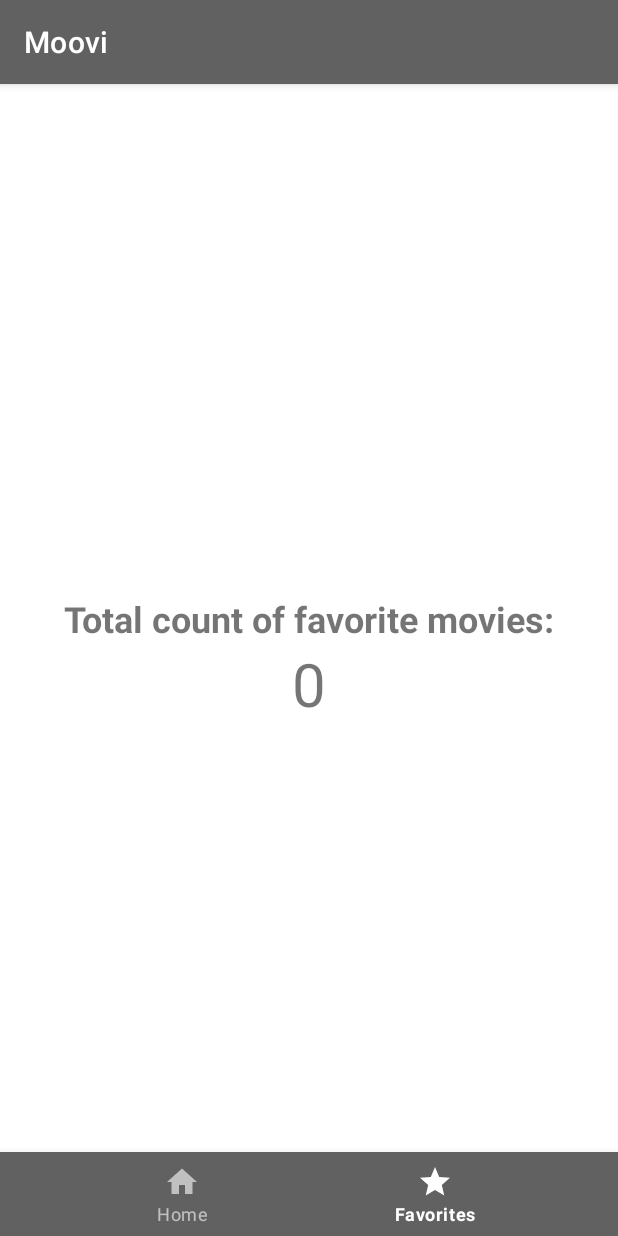
After one commit to Tryden12/Moovie, an Android app: the FavoritesFragment screen opened through its navigation route, on a phone screen of 412 x 824 dp. The commit adds this screen. Run offline under Robolectric (Android 15) with nearby library versions, the phone set to English and light mode, and no system bars; our stand-ins replace Dagger/Hilt's generated code, Picasso, navigation-ui, paging; libraries missing offline, so code that uses them is left out: com.airbnb.epoxy; pictures from the network do not load; 2 statements that could not run were skipped.

Commit message:
Bottom navigation, FavoritesFragment, and updated Room db version

```diff
--- a/app/src/main/java/com/tryden/moovi/data/MoviesRepository.kt
+++ b/app/src/main/java/com/tryden/moovi/data/MoviesRepository.kt
@@ -3,7 +3,7 @@ package com.tryden.moovi.data
 import androidx.paging.*
 import com.tryden.moovi.data.database.dao.FavoriteDao
 import com.tryden.moovi.data.database.entity.FavoriteEntity
-import com.tryden.moovi.ui.nowplaying.NowPlayingPagingSource
+import com.tryden.moovi.ui.home.NowPlayingPagingSource
 import com.tryden.moovi.util.Constants.PAGE_SIZE
 import com.tryden.moovi.util.Constants.PREFETCH_DISTANCE
 import kotlinx.coroutines.flow.Flow
--- a/app/src/main/java/com/tryden/moovi/data/database/AppDatabase.kt
+++ b/app/src/main/java/com/tryden/moovi/data/database/AppDatabase.kt
@@ -10,7 +10,7 @@ import javax.inject.Provider
 
 @Database(
     entities = [FavoriteEntity::class],
-    version = 1
+    version = 2
 )
 
 abstract class AppDatabase : RoomDatabase() {
--- a/app/src/main/java/com/tryden/moovi/data/database/entity/FavoriteEntity.kt
+++ b/app/src/main/java/com/tryden/moovi/data/database/entity/FavoriteEntity.kt
@@ -7,7 +7,6 @@ import androidx.room.PrimaryKey
 data class FavoriteEntity(
     @PrimaryKey val id: String = "",
     val title: String = "",
-    val description: String = "",
     val imageUrl: String = "",
     val releaseDate: String = ""
 )
--- a/app/src/main/java/com/tryden/moovi/ui/MainActivity.kt
+++ b/app/src/main/java/com/tryden/moovi/ui/MainActivity.kt
@@ -2,12 +2,20 @@ package com.tryden.moovi.ui
 
 import androidx.appcompat.app.AppCompatActivity
 import android.os.Bundle
+import androidx.navigation.NavController
 import androidx.navigation.fragment.NavHostFragment
+import androidx.navigation.ui.AppBarConfiguration
+import androidx.navigation.ui.NavigationUI
+import androidx.navigation.ui.navigateUp
+import com.google.android.material.bottomnavigation.BottomNavigationView
 import com.tryden.moovi.R
 import dagger.hilt.android.AndroidEntryPoint
 
 @AndroidEntryPoint
 class MainActivity : AppCompatActivity() {
+
+    lateinit var navController: NavController
+    private lateinit var appBarConfiguration: AppBarConfiguration
 
     override fun onCreate(savedInstanceState: Bundle?) {
         super.onCreate(savedInstanceState)
@@ -15,6 +23,20 @@ class MainActivity : AppCompatActivity() {
 
         val navHostFragment =
             supportFragmentManager.findFragmentById(R.id.nav_host_fragment) as NavHostFragment
-        val navController = navHostFragment.navController
+        navController = navHostFragment.navController
+
+        // Define top-level fragments
+        appBarConfiguration = AppBarConfiguration(setOf(
+            R.id.homeFragment,
+            R.id.favoritesFragment
+        ))
+
+        // Setup bottom nav bar
+        val bottomNavigationView = findViewById<BottomNavigationView>(R.id.bottom_navigation)
+        NavigationUI.setupWithNavController(bottomNavigationView, navController)
+    }
+
+    override fun onSupportNavigateUp(): Boolean {
+        return navController.navigateUp(appBarConfiguration) || super.onSupportNavigateUp()
     }
 }
--- /dev/null
+++ b/app/src/main/java/com/tryden/moovi/ui/favorites/FavoritesFragment.kt
@@ -0,0 +1,40 @@
+package com.tryden.moovi.ui.favorites
+
+import android.os.Bundle
+import android.util.Log
+import androidx.fragment.app.Fragment
+import android.view.LayoutInflater
+import android.view.View
+import android.view.ViewGroup
+import androidx.fragment.app.viewModels
+import androidx.lifecycle.lifecycleScope
+import com.tryden.moovi.R
+import com.tryden.moovi.databinding.FragmentFavoritesBinding
+import com.tryden.moovi.ui.MoviesViewModel
+import dagger.hilt.android.AndroidEntryPoint
+import kotlinx.coroutines.flow.collectLatest
+
+@AndroidEntryPoint
+class FavoritesFragment : Fragment(R.layout.fragment_favorites) {
+
+    private var _binding: FragmentFavoritesBinding? = null
+    val binding: FragmentFavoritesBinding get() = _binding!!
+
+    private val viewModel: MoviesViewModel by viewModels()
+
+    override fun onViewCreated(view: View, savedInstanceState: Bundle?) {
+        super.onViewCreated(view, savedInstanceState)
+        _binding = FragmentFavoritesBinding.bind(view)
+
+        lifecycleScope.launchWhenCreated {
+            viewModel.favoriteMovies.collectLatest {
+                if (it.isNotEmpty()) {
+                    Log.e("FavoritesFragment", "favorites size: ${it.size} " )
+                } else {
+                    Log.e("FavoritesFragment", "favorite list is empty" )
+                }
+                binding.countTextView.text = it.size.toString()
+            }
+        }
+    }
+}
--- a/app/src/main/java/com/tryden/moovi/ui/nowplaying/NowPlayingPagingSource.kt
+++ b/app/src/main/java/com/tryden/moovi/ui/home/NowPlayingPagingSource.kt
@@ -1,4 +1,4 @@
-package com.tryden.moovi.ui.nowplaying
+package com.tryden.moovi.ui.home
 
 import androidx.paging.PagingSource
 import androidx.paging.PagingState
--- /dev/null
+++ b/app/src/main/res/drawable/ic_home_24.xml
@@ -0,0 +1,5 @@
+<vector android:height="24dp" android:tint="#000000"
+    android:viewportHeight="24" android:viewportWidth="24"
+    android:width="24dp" xmlns:android="http://schemas.android.com/apk/res/android">
+    <path android:fillColor="@android:color/white" android:pathData="M10,20v-6h4v6h5v-8h3L12,3 2,12h3v8z"/>
+</vector>
--- /dev/null
+++ b/app/src/main/res/drawable/ic_star_black_24.xml
@@ -0,0 +1,5 @@
+<vector android:height="24dp" android:tint="#000000"
+    android:viewportHeight="24" android:viewportWidth="24"
+    android:width="24dp" xmlns:android="http://schemas.android.com/apk/res/android">
+    <path android:fillColor="@android:color/white" android:pathData="M12,17.27L18.18,21l-1.64,-7.03L22,9.24l-7.19,-0.61L12,2 9.19,8.63 2,9.24l5.46,4.73L5.82,21z"/>
+</vector>
--- a/app/src/main/res/layout/activity_main.xml
+++ b/app/src/main/res/layout/activity_main.xml
@@ -12,10 +12,20 @@
         android:layout_width="0dp"
         android:layout_height="0dp"
         app:defaultNavHost="true"
-        app:layout_constraintBottom_toBottomOf="parent"
+        app:layout_constraintBottom_toTopOf="@id/bottom_navigation"
         app:layout_constraintStart_toStartOf="parent"
         app:layout_constraintEnd_toEndOf="parent"
         app:layout_constraintTop_toTopOf="parent"
         app:navGraph="@navigation/nav_graph" />
 
+    <com.google.android.material.bottomnavigation.BottomNavigationView
+        android:id="@+id/bottom_navigation"
+        android:layout_width="match_parent"
+        android:layout_height="wrap_content"
+        style="@style/Widget.MaterialComponents.BottomNavigationView.Colored"
+        app:layout_constraintBottom_toBottomOf="parent"
+        app:layout_constraintStart_toStartOf="parent"
+        app:layout_constraintEnd_toEndOf="parent"
+        app:menu="@menu/menu_bottom_navigation" />
+
 </androidx.constraintlayout.widget.ConstraintLayout>
--- /dev/null
+++ b/app/src/main/res/layout/fragment_favorites.xml
@@ -0,0 +1,33 @@
+<?xml version="1.0" encoding="utf-8"?>
+<androidx.constraintlayout.widget.ConstraintLayout xmlns:android="http://schemas.android.com/apk/res/android"
+    xmlns:tools="http://schemas.android.com/tools"
+    android:layout_width="match_parent"
+    android:layout_height="match_parent"
+    xmlns:app="http://schemas.android.com/apk/res-auto"
+    tools:context=".ui.favorites.FavoritesFragment">
+
+    <TextView
+        android:id="@+id/labelTextView"
+        android:layout_width="wrap_content"
+        android:layout_height="wrap_content"
+        android:textSize="24sp"
+        android:textStyle="bold"
+        android:text="Total count of favorite movies:"
+        app:layout_constraintStart_toStartOf="parent"
+        app:layout_constraintEnd_toEndOf="parent"
+        app:layout_constraintTop_toTopOf="parent"
+        app:layout_constraintBottom_toBottomOf="parent"
+        />
+
+    <TextView
+        android:id="@+id/countTextView"
+        android:layout_width="wrap_content"
+        android:layout_height="wrap_content"
+        android:textSize="40sp"
+        app:layout_constraintTop_toBottomOf="@id/labelTextView"
+        app:layout_constraintStart_toStartOf="parent"
+        app:layout_constraintEnd_toEndOf="parent"
+        tools:text="2"
+        />
+
+</androidx.constraintlayout.widget.ConstraintLayout>
--- /dev/null
+++ b/app/src/main/res/menu/menu_bottom_navigation.xml
@@ -0,0 +1,19 @@
+<?xml version="1.0" encoding="utf-8"?>
+<menu xmlns:android="http://schemas.android.com/apk/res/android"
+    xmlns:app="http://schemas.android.com/apk/res-auto">
+
+    <item
+        android:id="@+id/homeFragment"
+        android:enabled="true"
+        android:icon="@drawable/ic_home_24"
+        android:title="Home"
+        app:showAsAction="always" />
+
+    <item
+        android:id="@+id/favoritesFragment"
+        android:enabled="true"
+        android:icon="@drawable/ic_star_black_24"
+        android:title="Favorites"
+        app:showAsAction="always" />
+
+</menu>
--- a/app/src/main/res/navigation/nav_graph.xml
+++ b/app/src/main/res/navigation/nav_graph.xml
@@ -3,12 +3,17 @@
     xmlns:app="http://schemas.android.com/apk/res-auto"
     xmlns:tools="http://schemas.android.com/tools"
     android:id="@+id/nav_graph"
-    app:startDestination="@id/nowPlayingFragment">
+    app:startDestination="@id/homeFragment">
 
     <fragment
-        android:id="@+id/nowPlayingFragment"
-        android:name="com.tryden.moovi.ui.nowplaying.NowPlayingFragment"
+        android:id="@+id/homeFragment"
+        android:name="com.tryden.moovi.ui.home.HomeFragment"
         android:label="NowPlayingFragment"
-        tools:layout="@layout/fragment_now_playing"/>
+        tools:layout="@layout/fragment_home"/>
+    <fragment
+        android:id="@+id/favoritesFragment"
+        android:name="com.tryden.moovi.ui.favorites.FavoritesFragment"
+        android:label="fragment_favorites"
+        tools:layout="@layout/fragment_favorites" />
 
 </navigation>
--- a/app/src/main/res/values/strings.xml
+++ b/app/src/main/res/values/strings.xml
@@ -7,5 +7,7 @@
     <string name="description">This will permanently remove this movie from your favorites list.</string>
     <string name="are_you_sure">Are you sure you want to remove this movie as a favorite? </string>
     <string name="as_a_favorite"> as a favorite?</string>
+    <!-- TODO: Remove or change this placeholder text -->
+    <string name="hello_blank_fragment">Hello blank fragment</string>
 
 </resources>
```
Also changed, not shown: app/src/main/java/com/tryden/moovi/ui/home/HomeFragment.kt (renamed from app/src/main/java/com/tryden/moovi/ui/nowplaying/NowPlayingFragment.kt, +25 -16 lines), app/src/main/java/com/tryden/moovi/ui/home/NowPlayingEpoxyController.kt (renamed from app/src/main/java/com/tryden/moovi/ui/nowplaying/NowPlayingEpoxyController.kt, +3 -5 lines), app/src/main/res/layout/fragment_home.xml (renamed from app/src/main/res/layout/fragment_now_playing.xml).
